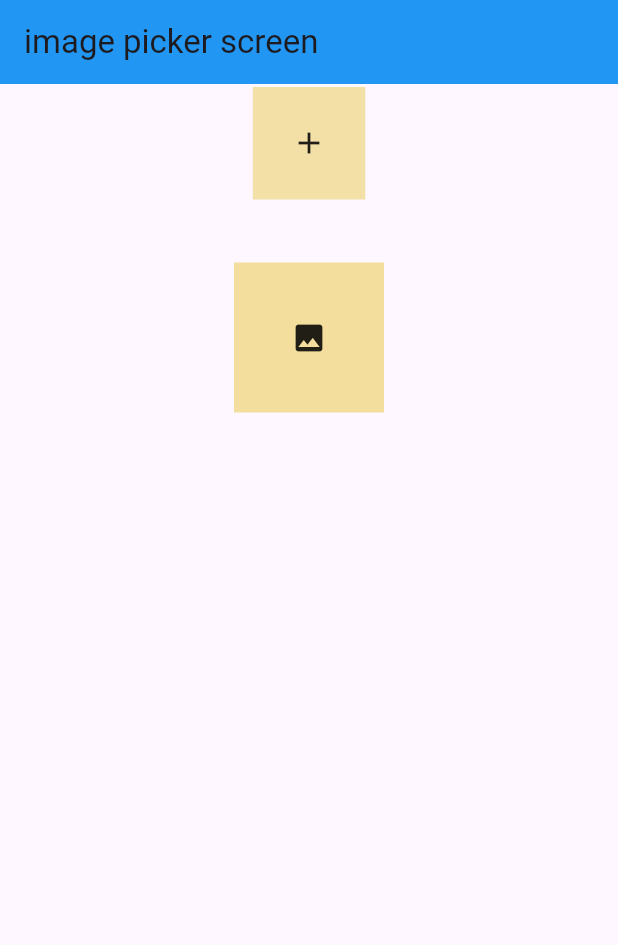
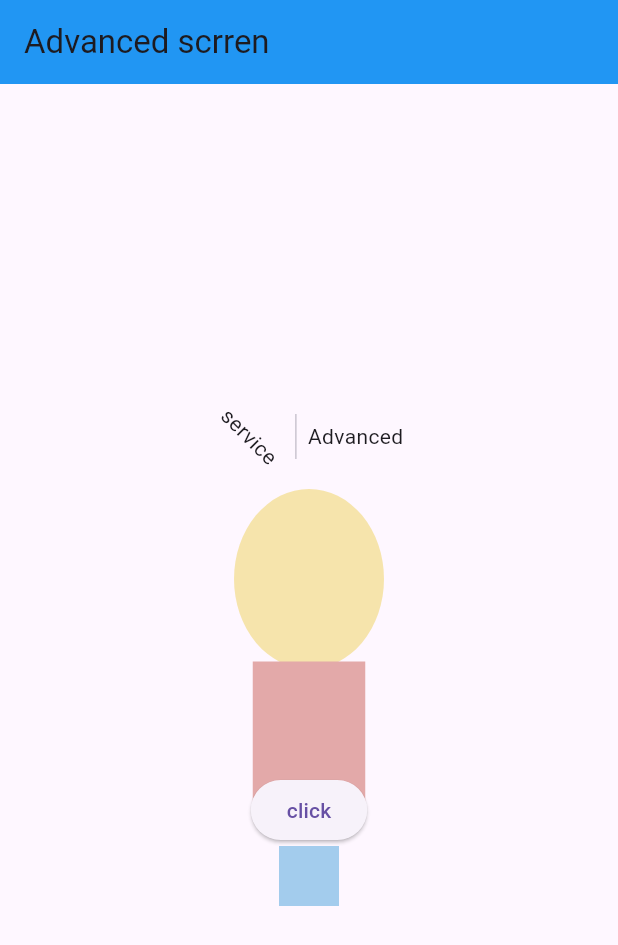
Before and after one commit to Ajaykumaryadav-Aj/flutter_basics, a Flutter app: the screen it shows after launch, on a phone screen of 412 x 824 dp. Shown: the top 945 px of the screen. Run offline on Flutter 3.47's test engine with Material 2 defaults, Android fonts, the light colour scheme and no system bars; our stand-ins replace image_picker.

Commit message:
some advanced widgets

```diff
--- /dev/null
+++ b/my_first_app/lib/Screens/advanced_screen.dart
@@ -0,0 +1,80 @@
+import 'dart:math';
+import 'dart:ui';
+
+import 'package:flutter/material.dart';
+
+class AdvancedScreen extends StatefulWidget {
+  const AdvancedScreen({super.key});
+
+  @override
+  State<AdvancedScreen> createState() => _AdvancedScreenState();
+}
+
+class _AdvancedScreenState extends State<AdvancedScreen> {
+  bool scale = false;
+  @override
+  Widget build(BuildContext context) {
+    return Scaffold(
+      appBar: AppBar(
+        title: const Text('Advanced scrren'),
+      ),
+      body: Column(
+        mainAxisAlignment: MainAxisAlignment.center,
+        children: [
+          IntrinsicHeight(
+            child: Row(
+              mainAxisAlignment: MainAxisAlignment.center,
+              children: [
+                Transform.rotate(angle: pi / 4, child: const Text('service')),
+                const SizedBox(height: 30),
+                const VerticalDivider(),
+                const Text('Advanced'),
+              ],
+            ),
+          ),
+          const SizedBox(
+            height: 20,
+          ),
+          Center(
+            child: ClipOval(
+              child: Container(
+                height: 120,
+                width: 100,
+                color: const Color.fromARGB(255, 246, 228, 172),
+              ),
+            ),
+          ),
+          const SizedBox(height: 20),
+          Transform.scale(
+            scaleX: scale ? 2 : 1.5,
+            scaleY: scale ? 3 : 2,
+            child: Container(
+              height: 50,
+              width: 50,
+              color: const Color.fromARGB(255, 227, 169, 169),
+              // child: const Networkimage(
+              //     src:
+              //         'https://encrypted-tbn0.gstatic.com/images?q=tbn:ANd9GcT4u3Yzxw9raugT6T-MtUrhxeeZNmO8hLbfdQ&usqp=CAU'),
+            ),
+          ),
+          ElevatedButton(
+            onPressed: () {
+              setState(() {
+                scale = !scale;
+              });
+            },
+            child: const Text('click'),
+          ),
+          Transform.translate(
+            offset: scale ? const Offset(10, 50) : Offset.zero,
+            child: Container(
+              height: 40,
+              width: 40,
+              color: const Color.fromARGB(255, 163, 204, 237),
+            ),
+          )
+        ],
+      ),
+    );
+  }
+}
--- a/my_first_app/lib/Screens/picker_screen.dart
+++ b/my_first_app/lib/Screens/picker_screen.dart
@@ -60,7 +60,7 @@ class _PickerScreenState extends State<PickerScreen> {
                   ? GestureDetector(
                       onTap: pickmultiimage,
                       child: Container(
-                        margin: EdgeInsets.all(2),
+                        margin: const EdgeInsets.all(2),
                         height: 75,
                         width: 75,
                         color: const Color.fromARGB(255, 243, 224, 167),
--- a/my_first_app/lib/api_services/base_service.dart
+++ b/my_first_app/lib/api_services/base_service.dart
@@ -8,7 +8,8 @@ class BaseServices {
     final url = ApiUrlis.baseUrl + api;
 
     log(url, name: 'getHttp');
-    final response = await http.get(
+    final response = await
+    http.get(
       Uri.parse(url),
       headers: {'Content-Type': 'application/json'},
     );
--- a/my_first_app/lib/main.dart
+++ b/my_first_app/lib/main.dart
@@ -1,8 +1,7 @@
 import 'package:flutter/material.dart';
 import 'package:my_first_app/providers/auth_provider.dart';
 import 'package:my_first_app/providers/cart_provider.dart';
-import 'package:my_first_app/screens/form_screen.dart';
-import 'package:my_first_app/screens/picker_screen.dart';
+import 'package:my_first_app/screens/advanced_screen.dart';
 
 import 'package:provider/provider.dart';
 
@@ -16,8 +15,8 @@ class MyApp extends StatelessWidget {
   @override
   Widget build(BuildContext context) {
     return MultiProvider(
-      providers:  [
-       ChangeNotifierProvider(create: (context) => CartProvider()),
+      providers: [
+        ChangeNotifierProvider(create: (context) => CartProvider()),
         ChangeNotifierProvider(create: (context) => AuthProvider()),
         // ChangeNotifierProvider(create: (context) => CounterProvider())
       ],
@@ -44,8 +43,9 @@ class MyApp extends StatelessWidget {
         // home: const ApiUserScreen(),
         // home: const RandomUserScreen(),
         // home: const PostScreen(),
-          // home: const FormScreen(),
-          home: const PickerScreen(),
+        // home: const FormScreen(),
+        // home: const PickerScreen(),
+        home: const AdvancedScreen(),
       ),
     );
   }
--- a/my_first_app/lib/utils/api_urls.dart
+++ b/my_first_app/lib/utils/api_urls.dart
@@ -1,5 +1,6 @@
 class ApiUrlis {
-   static const baseUrl = 'https://jsonplaceholder.typicode.com/';
+  //  static const baseUrl = 'https://jsonplaceholder.typicode.com/';
+  static const baseUrl = 'https://randomuser.me/api/';
   static const user = 'users';
 
 }
```
Also changed, not shown: my_first_app/lib/Screens/random_screen.dart (added, +65 -0 lines), my_first_app/lib/api_services/user_service.dart (+55 -15 lines), my_first_app/lib/models/random_user_model.dart (added, +124 -0 lines).
